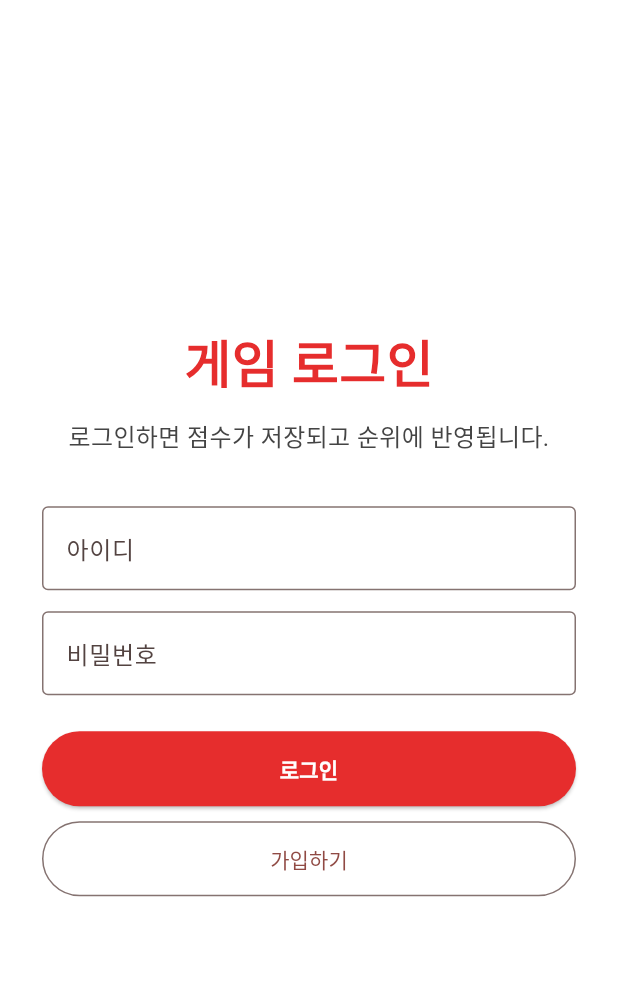
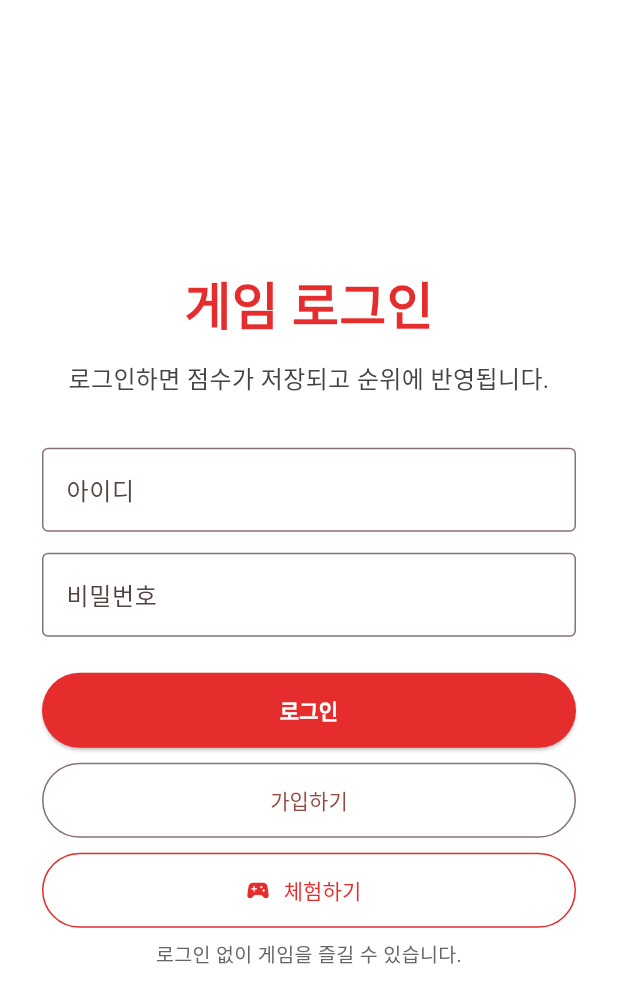
Before and after one commit to nacha01/adc_game, a Flutter app: the screen it shows after launch, after a tap on "로그인", on a phone screen of 412 x 824 dp. Shown: the top 1003 px of the screen. Run offline on Flutter 3.47's test engine with Material 3 defaults, Android fonts, the phone set to English and light mode, and no system bars; our stand-ins replace connectivity_plus, shared_preferences; missing offline and left inert: flame, flame_audio, flame_forge2d; accounts and stored records are empty.

Commit message:
체험하기 기능 추가 및 게임 화면 개선

```diff
--- a/lib/main.dart
+++ b/lib/main.dart
@@ -19,7 +19,7 @@ class MyApp extends StatelessWidget {
   Widget build(BuildContext context) {
     return MaterialApp(
       debugShowCheckedModeBanner: false,
-      title: '자료구조 게임',
+      title: '디문고 게임',
       theme: ThemeData(
         colorSchemeSeed: const Color(0xFFE62D2D),
         useMaterial3: true,
--- a/lib/pages/game_list_page.dart
+++ b/lib/pages/game_list_page.dart
@@ -1,3 +1,4 @@
+
 import 'package:flutter/material.dart';
 import 'package:flutter/services.dart';
 import '../data/game_data.dart';
@@ -50,11 +51,6 @@ class _GameListPageState extends State<GameListPage> {
   }
 
   void openGame(GameInfo game) {
-    if (!UserSession.isLoggedIn) {
-      goLogin();
-      return;
-    }
-
     Navigator.push(
       context,
       MaterialPageRoute(
@@ -314,7 +310,7 @@ class _GameListPageState extends State<GameListPage> {
 
       body: SafeArea(
         child: ListView.builder(
-          padding: const EdgeInsets.all(18),
+          padding: const EdgeInsets.all(12),
           itemCount: games.length + 2,
           itemBuilder: (context, index) {
             if (index == 0) {
@@ -384,8 +380,17 @@ class _GameListPageState extends State<GameListPage> {
         color: const Color(0xFFFFF1F1),
         borderRadius: BorderRadius.circular(16),
       ),
-      child: Row(
+      child: Column(
+        crossAxisAlignment: CrossAxisAlignment.start,
         children: [
+          const Padding(
+            padding: EdgeInsets.only(bottom: 10),
+            child: Text(
+              '로그인 없이 게임을 즐길 수 있습니다. 랭킹 기록을 남기려면 로그인하세요.',
+              style: TextStyle(fontSize: 13),
+            ),
+          ),
+          Row(children: [
           Expanded(
             child: SizedBox(
               height: 44,
@@ -462,6 +467,7 @@ class _GameListPageState extends State<GameListPage> {
               ),
             ),
           ),
+          ]),
         ],
       ),
     );
@@ -469,73 +475,68 @@ class _GameListPageState extends State<GameListPage> {
 
   Widget gameCard(BuildContext context, GameInfo game) {
     return Card(
-      elevation: 4,
-      margin: const EdgeInsets.only(bottom: 18),
+      elevation: 1,
+      margin: const EdgeInsets.only(bottom: 8),
       shape: RoundedRectangleBorder(
-        borderRadius: BorderRadius.circular(18),
+        borderRadius: BorderRadius.circular(12),
       ),
+      child: Padding(
+        padding: const EdgeInsets.symmetric(horizontal: 12, vertical: 10),
+        child: Row(
+          children: [
+            Expanded(
               child: InkWell(
-        borderRadius: BorderRadius.circular(18),
-        onTap: () {
-          openGame(game);
-        },
-        child: Padding(
-          padding: const EdgeInsets.all(18),
+                onTap: () => openGame(game),
                 child: Column(
                   crossAxisAlignment: CrossAxisAlignment.start,
                   children: [
                     Text(
                       game.title,
+                      maxLines: 1,
+                      overflow: TextOverflow.ellipsis,
                       style: const TextStyle(
-                  fontSize: 25,
+                        fontSize: 17,
                         fontWeight: FontWeight.bold,
                         color: Color(0xFFE62D2D),
                       ),
                     ),
-              const SizedBox(height: 8),
+                    const SizedBox(height: 3),
+                    Text(
+                      game.description,
+                      maxLines: 1,
+                      overflow: TextOverflow.ellipsis,
+                      style: const TextStyle(fontSize: 13),
+                    ),
+                    const SizedBox(height: 3),
                     Text(
                       '게임 개발자 : ${game.developer} - ${game.school}',
+                      maxLines: 1,
+                      overflow: TextOverflow.ellipsis,
                       style: const TextStyle(
-                  fontSize: 15,
-                  color: Color(0xFF555555),
-                  fontWeight: FontWeight.bold,
-                ),
-              ),
-              const SizedBox(height: 14),
-              Text(
-                game.description,
-                style: const TextStyle(
-                  fontSize: 16,
-                  color: Color(0xFF333333),
-                  height: 1.4,
-                ),
-              ),
-              const SizedBox(height: 16),
-              Align(
-                alignment: Alignment.centerRight,
-                child: ElevatedButton(
-                  style: ElevatedButton.styleFrom(
-                    backgroundColor: const Color(0xFFE62D2D),
-                    foregroundColor: Colors.white,
-                  ),
-                  onPressed: () {
-                    openGame(game);
-                  },
-                  child: const Text(
-                    '시작하기',
-                    style: TextStyle(
-                      fontWeight: FontWeight.bold,
-                    ),
-                  ),
+                        fontSize: 11,
+                        color: Color(0xFF666666),
                       ),
                     ),
                   ],
                 ),
               ),
             ),
+            const SizedBox(width: 8),
+            ElevatedButton(
+              onPressed: () => openGame(game),
+              style: ElevatedButton.styleFrom(
+                backgroundColor: const Color(0xFFE62D2D),
+                foregroundColor: Colors.white,
+                padding: const EdgeInsets.symmetric(horizontal: 12),
+                minimumSize: const Size(65, 38),
+              ),
+              child: const Text('시작'),
+            ),
+          ],
+        ),
+      ),
     );
   }
-
 
   Widget waitingMessage() {
     return const Padding(
--- a/lib/pages/game_result_page.dart
+++ b/lib/pages/game_result_page.dart
@@ -34,7 +34,7 @@ class _GameResultPageState extends State<GameResultPage> {
   bool _isSaving = false;
   bool _scoreSaved = false;
   late int _bestScore;
-  String _saveMessage = '로그인하지 않은 경우 점수는 저장되지 않습니다.';
+  String _saveMessage = '게스트로 플레이했습니다. 랭킹에 기록을 남기려면 로그인하세요.';
 
   @override
   void initState() {
--- a/lib/pages/login_page.dart
+++ b/lib/pages/login_page.dart
@@ -133,6 +133,7 @@ class _LoginPageState extends State<LoginPage> {
   }
 
   void goWithoutLogin() {
+    UserSession.logout();
     Navigator.pushReplacement(
       context,
       MaterialPageRoute(
@@ -237,7 +238,26 @@ class _LoginPageState extends State<LoginPage> {
 
                 const SizedBox(height: 10),
 
+                SizedBox(
+                  width: double.infinity,
+                  height: 50,
+                  child: OutlinedButton.icon(
+                    onPressed: loading ? null : goWithoutLogin,
+                    icon: const Icon(Icons.sports_esports),
+                    label: const Text("체험하기"),
+                    style: OutlinedButton.styleFrom(
+                      foregroundColor: const Color(0xFFE62D2D),
+                      side: const BorderSide(color: Color(0xFFE62D2D)),
+                    ),
+                  ),
+                ),
 
+                const SizedBox(height: 8),
+                const Text(
+                  "로그인 없이 게임을 즐길 수 있습니다.",
+                  textAlign: TextAlign.center,
+                  style: TextStyle(fontSize: 13, color: Color(0xFF666666)),
+                ),
               ],
             ),
           ),
--- a/pubspec.yaml
+++ b/pubspec.yaml
@@ -6,7 +6,7 @@ publish_to: 'none' # Remove this line if you wish to publish to pub.dev
 
 # The following defines the version and build number for your application.
 # A version number is three numbers separated by dots, like 1.2.43
-# followed by an optional build number ㅑseparated by a +.
+# followed by an optional build number separated by a +.
 # Both the version and the builder number may be overridden in flutter
 # build by specifying --build-name and --build-number, respectively.
 # In Android, build-name is used as versionName while build-number used as versionCode.
@@ -16,7 +16,7 @@ publish_to: 'none' # Remove this line if you wish to publish to pub.dev
 # https://developer.apple.com/library/archive/documentation/General/Reference/InfoPlistKeyReference/Articles/CoreFoundationKeys.html
 # In Windows, build-name is used as the major, minor, and patch parts
 # of the product and file versions while build-number is used as the build suffix.
-version: 1.0.0+2
+version: 1.0.1+3
 
 environment:
   sdk: ^3.9.2
```
Also changed, not shown: pubspec.lock. Lines whose indentation alone changed are shown as unchanged.
